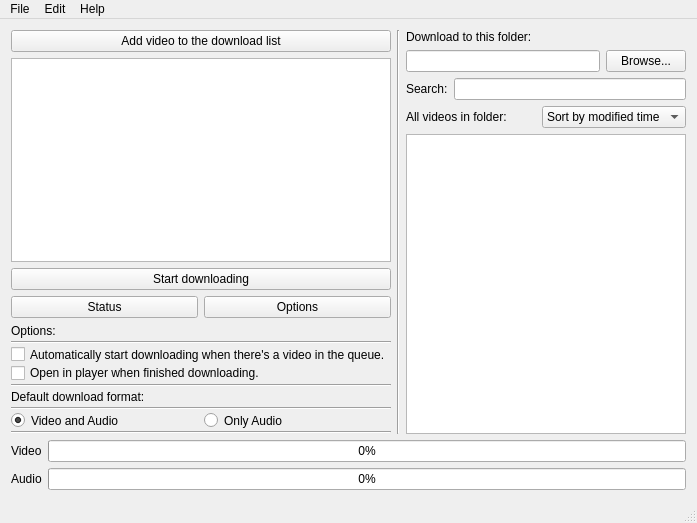
doublejim/QYoutubeDownloader, file mainwindow.ui: the form before one commit.
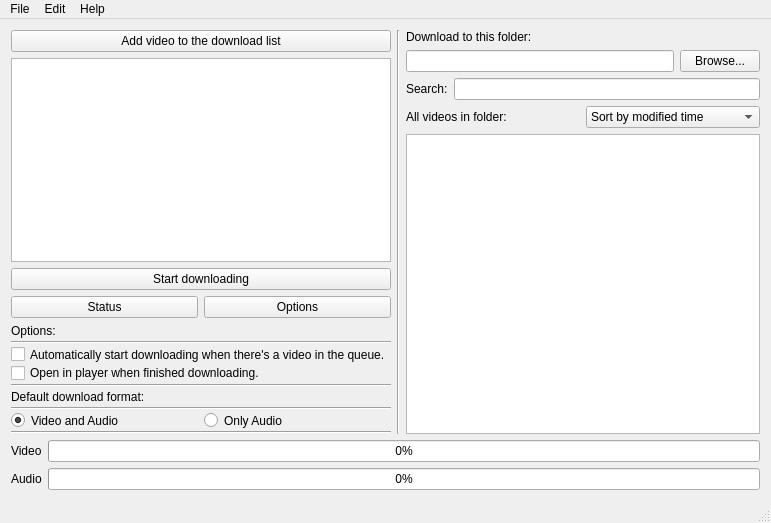
The form after the commit.

Commit message: Moveable items in queue

What changed in the file:
```diff
--- a/mainwindow.ui
+++ b/mainwindow.ui
@@ -6,7 +6,7 @@
    <rect>
     <x>0</x>
     <y>0</y>
-    <width>697</width>
+    <width>771</width>
     <height>523</height>
    </rect>
   </property>
@@ -343,8 +343,8 @@
     <rect>
      <x>0</x>
      <y>0</y>
-     <width>697</width>
-     <height>21</height>
+     <width>771</width>
+     <height>19</height>
     </rect>
    </property>
    <property name="defaultUp">
```
Left out of the diff: 6 changed lines with no effect on the pictures. The commit also changes 1 other file.
